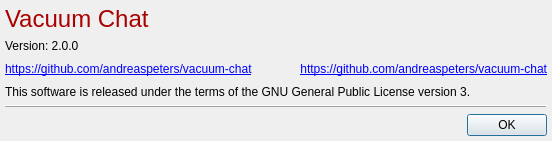
First picture: the form in src/loader/aboutbox.ui, repository andreaspeters/vacuum-chat, before the edit.
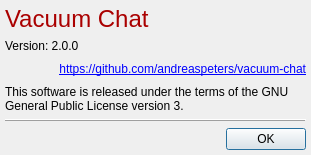
Second picture: the form after the edit.

```diff
--- a/src/loader/aboutbox.ui
+++ b/src/loader/aboutbox.ui
@@ -104,7 +104,7 @@
      <item>
       <widget class="QLabel" name="lblHomePage">
        <property name="text">
-        <string notr="true">&lt;a href='https://github.com/andreaspeters/vacuum-chat'&gt;https://github.com/andreaspeters/vacuum-chat&lt;/a&gt;</string>
+        <string notr="true"></string>
        </property>
        <property name="textFormat">
         <enum>Qt::RichText</enum>
```
